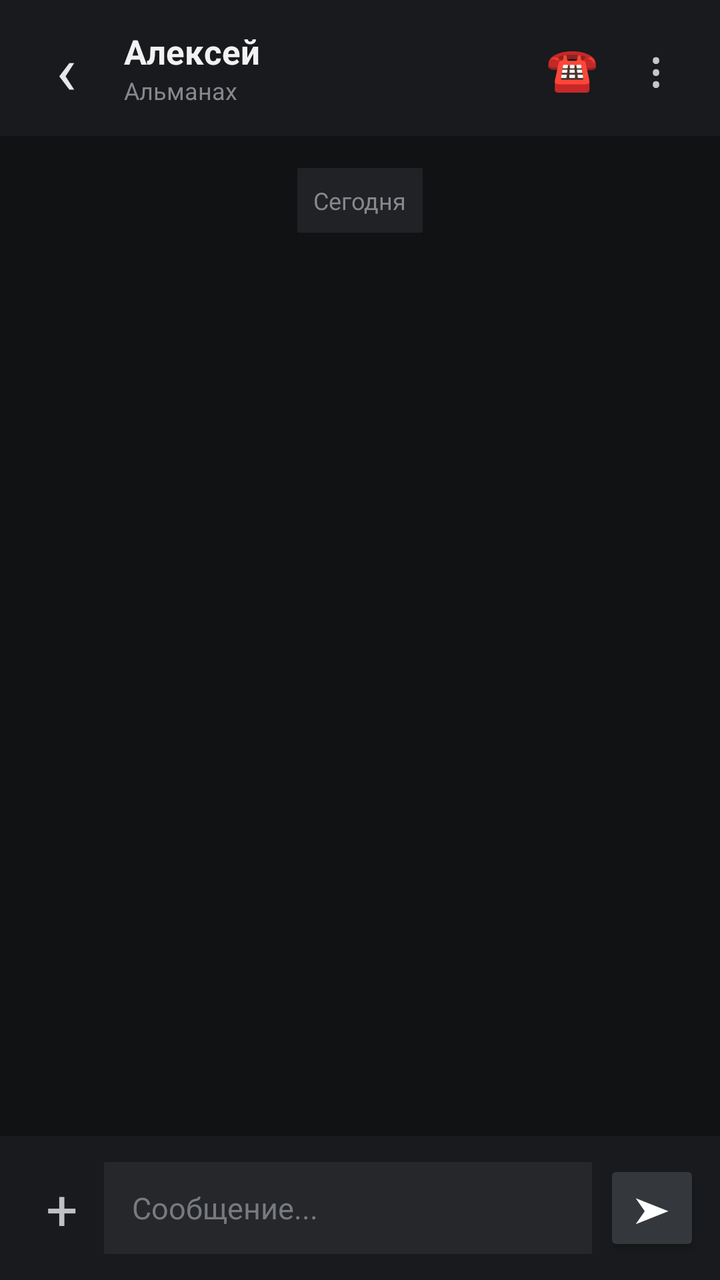
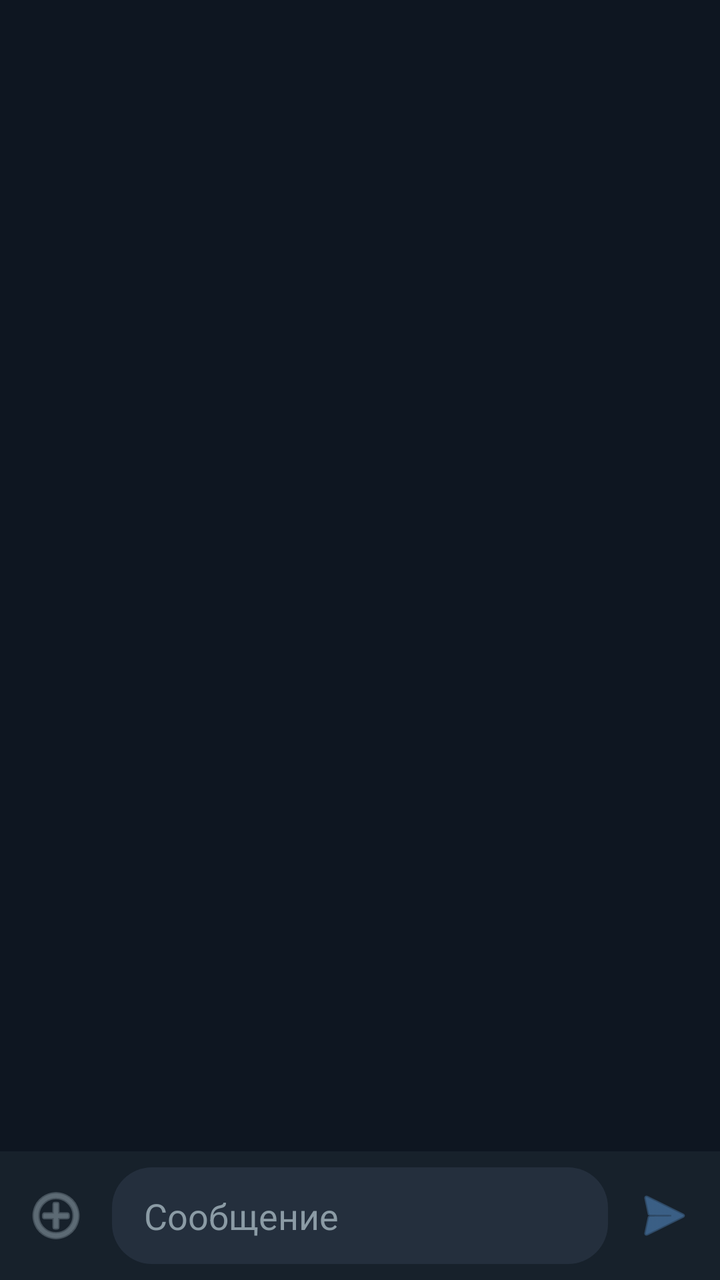

An Android layout rendered at two revisions. The XML below is the earlier revision; the diff shows what the commit changed to produce the second picture.
<!-- AndroidManifest.xml: application theme Theme.Almanac -->
<!-- res/layout/activity_chat.xml -->
<?xml version="1.0" encoding="utf-8"?>
<LinearLayout xmlns:android="http://schemas.android.com/apk/res/android"
    android:layout_width="match_parent"
    android:layout_height="match_parent"
    android:orientation="vertical"
    android:background="#111214">

    
    <LinearLayout
        android:layout_width="match_parent"
        android:layout_height="68dp"
        android:gravity="center_vertical"
        android:paddingStart="12dp"
        android:paddingEnd="12dp"
        android:background="#181A1D">

        <TextView
            android:id="@+id/backButton"
            android:layout_width="42dp"
            android:layout_height="match_parent"
            android:gravity="center"
            android:text="‹"
            android:textColor="#E6E7E9"
            android:textSize="34sp" />

        <LinearLayout
            android:layout_width="0dp"
            android:layout_height="wrap_content"
            android:layout_weight="1"
            android:orientation="vertical"
            android:paddingStart="8dp">

            <TextView
                android:id="@+id/contactName"
                android:layout_width="wrap_content"
                android:layout_height="wrap_content"
                android:text="Алексей"
                android:textColor="#F2F2F2"
                android:textSize="17sp"
                android:textStyle="bold" />

            <TextView
                android:layout_width="wrap_content"
                android:layout_height="wrap_content"
                android:text="Альманах"
                android:textColor="#85888C"
                android:textSize="12sp" />

        </LinearLayout>

        <TextView
            android:layout_width="44dp"
            android:layout_height="match_parent"
            android:gravity="center"
            android:text="☎"
            android:textColor="#C5C7CA"
            android:textSize="21sp" />

        <TextView
            android:layout_width="40dp"
            android:layout_height="match_parent"
            android:gravity="center"
            android:text="⋮"
            android:textColor="#C5C7CA"
            android:textSize="25sp" />

    </LinearLayout>

    
    <ScrollView
        android:id="@+id/messagesScroll"
        android:layout_width="match_parent"
        android:layout_height="0dp"
        android:layout_weight="1"
        android:fillViewport="true"
        android:clipToPadding="false">

        <LinearLayout
            android:id="@+id/messagesContainer"
            android:layout_width="match_parent"
            android:layout_height="wrap_content"
            android:orientation="vertical"
            android:padding="16dp">

            <TextView
                android:layout_width="wrap_content"
                android:layout_height="wrap_content"
                android:layout_gravity="center_horizontal"
                android:layout_marginBottom="24dp"
                android:background="#202225"
                android:padding="8dp"
                android:text="Сегодня"
                android:textColor="#85888C"
                android:textSize="12sp" />

        </LinearLayout>

    </ScrollView>

    
    <LinearLayout
        android:layout_width="match_parent"
        android:layout_height="72dp"
        android:gravity="center_vertical"
        android:paddingStart="10dp"
        android:paddingEnd="10dp"
        android:background="#181A1D">

        <TextView
            android:id="@+id/attachmentButton"
            android:layout_width="42dp"
            android:layout_height="48dp"
            android:gravity="center"
            android:text="+"
            android:textColor="#BFC1C4"
            android:textSize="28sp" />

        <EditText
            android:id="@+id/messageInput"
            android:layout_width="0dp"
            android:layout_height="46dp"
            android:layout_weight="1"
            android:background="#25272B"
            android:hint="Сообщение..."
            android:paddingStart="14dp"
            android:paddingEnd="14dp"
            android:singleLine="true"
            android:textColor="#F2F2F2"
            android:textColorHint="#777A7E"
            android:textSize="15sp" />

        <Button
            android:id="@+id/sendButton"
            android:layout_width="48dp"
            android:layout_height="48dp"
            android:layout_marginStart="6dp"
            android:backgroundTint="#34373B"
            android:text="➤"
            android:textColor="#FFFFFF"
            android:textSize="18sp"
            android:minWidth="0dp"
            android:minHeight="0dp"
            android:padding="0dp" />

    </LinearLayout>

</LinearLayout>
<!-- resources referenced by this layout -->
<resources>
  <style name="Theme.Almanac" parent="Theme.AppCompat.Light.DarkActionBar" />
</resources>

<!-- the commit's change to res/layout/activity_chat.xml (unified diff, before → after) -->
@@ -2,69 +2,8 @@
 <LinearLayout xmlns:android="http://schemas.android.com/apk/res/android"
     android:layout_width="match_parent"
     android:layout_height="match_parent"
-    android:orientation="vertical"
-    android:background="#111214">
-
-    
-    <LinearLayout
-        android:layout_width="match_parent"
-        android:layout_height="68dp"
-        android:gravity="center_vertical"
-        android:paddingStart="12dp"
-        android:paddingEnd="12dp"
-        android:background="#181A1D">
-
-        <TextView
-            android:id="@+id/backButton"
-            android:layout_width="42dp"
-            android:layout_height="match_parent"
-            android:gravity="center"
-            android:text="‹"
-            android:textColor="#E6E7E9"
-            android:textSize="34sp" />
-
-        <LinearLayout
-            android:layout_width="0dp"
-            android:layout_height="wrap_content"
-            android:layout_weight="1"
-            android:orientation="vertical"
-            android:paddingStart="8dp">
-
-            <TextView
-                android:id="@+id/contactName"
-                android:layout_width="wrap_content"
-                android:layout_height="wrap_content"
-                android:text="Алексей"
-                android:textColor="#F2F2F2"
-                android:textSize="17sp"
-                android:textStyle="bold" />
-
-            <TextView
-                android:layout_width="wrap_content"
-                android:layout_height="wrap_content"
-                android:text="Альманах"
-                android:textColor="#85888C"
-                android:textSize="12sp" />
-
-        </LinearLayout>
-
-        <TextView
-            android:layout_width="44dp"
-            android:layout_height="match_parent"
-            android:gravity="center"
-            android:text="☎"
-            android:textColor="#C5C7CA"
-            android:textSize="21sp" />
-
-        <TextView
-            android:layout_width="40dp"
-            android:layout_height="match_parent"
-            android:gravity="center"
-            android:text="⋮"
-            android:textColor="#C5C7CA"
-            android:textSize="25sp" />
-
-    </LinearLayout>
+    android:background="#0E1621"
+    android:orientation="vertical">
 
     
     <ScrollView
@@ -73,75 +12,62 @@
         android:layout_height="0dp"
         android:layout_weight="1"
         android:fillViewport="true"
-        android:clipToPadding="false">
+        android:scrollbars="none">
 
         <LinearLayout
             android:id="@+id/messagesContainer"
             android:layout_width="match_parent"
             android:layout_height="wrap_content"
             android:orientation="vertical"
-            android:padding="16dp">
-
-            <TextView
-                android:layout_width="wrap_content"
-                android:layout_height="wrap_content"
-                android:layout_gravity="center_horizontal"
-                android:layout_marginBottom="24dp"
-                android:background="#202225"
-                android:padding="8dp"
-                android:text="Сегодня"
-                android:textColor="#85888C"
-                android:textSize="12sp" />
-
-        </LinearLayout>
-
+            android:padding="8dp" />
     </ScrollView>
 
     
     <LinearLayout
         android:layout_width="match_parent"
-        android:layout_height="72dp"
-        android:gravity="center_vertical"
-        android:paddingStart="10dp"
-        android:paddingEnd="10dp"
-        android:background="#181A1D">
+        android:layout_height="wrap_content"
+        android:orientation="horizontal"
+        android:padding="8dp"
+        android:background="#17212B"
+        android:gravity="center_vertical">
 
-        <TextView
-            android:id="@+id/attachmentButton"
-            android:layout_width="42dp"
-            android:layout_height="48dp"
-            android:gravity="center"
-            android:text="+"
-            android:textColor="#BFC1C4"
-            android:textSize="28sp" />
+        
+        <ImageButton
+            android:layout_width="40dp"
+            android:layout_height="40dp"
+            android:src="@android:drawable/ic_menu_add"
+            android:background="?android:attr/selectableItemBackgroundBorderless"
+            android:tint="#8B9BA5"
+            android:contentDescription="Attach" />
 
+        
         <EditText
             android:id="@+id/messageInput"
             android:layout_width="0dp"
-            android:layout_height="46dp"
+            android:layout_height="wrap_content"
             android:layout_weight="1"
-            android:background="#25272B"
-            android:hint="Сообщение..."
-            android:paddingStart="14dp"
-            android:paddingEnd="14dp"
-            android:singleLine="true"
-            android:textColor="#F2F2F2"
-            android:textColorHint="#777A7E"
-            android:textSize="15sp" />
+            android:layout_marginStart="8dp"
+            android:layout_marginEnd="8dp"
+            android:background="@drawable/bg_input_field"
+            android:hint="Сообщение"
+            android:textColorHint="#8B9BA5"
+            android:textColor="#FFFFFF"
+            android:paddingStart="16dp"
+            android:paddingEnd="16dp"
+            android:paddingTop="12dp"
+            android:paddingBottom="12dp"
+            android:inputType="textShortMessage|textMultiLine"
+            android:maxLines="5" />
 
-        <Button
+        
+        <ImageButton
             android:id="@+id/sendButton"
-            android:layout_width="48dp"
-            android:layout_height="48dp"
-            android:layout_marginStart="6dp"
-            android:backgroundTint="#34373B"
-            android:text="➤"
-            android:textColor="#FFFFFF"
-            android:textSize="18sp"
-            android:minWidth="0dp"
-            android:minHeight="0dp"
-            android:padding="0dp" />
-
+            android:layout_width="40dp"
+            android:layout_height="40dp"
+            android:src="@android:drawable/ic_menu_send"
+            android:background="?android:attr/selectableItemBackgroundBorderless"
+            android:tint="#5288C1"
+            android:contentDescription="Send" />
     </LinearLayout>
 
 </LinearLayout>
<!-- resource entries referenced after the edit -->
@@ -1,5 +1,17 @@
 <!-- resources referenced by this layout -->
 <resources>
-  <style name="Theme.Almanac" parent="Theme.AppCompat.Light.DarkActionBar" />
+  <!-- drawable bg_input_field (drawable) -->
+  <?xml version="1.0" encoding="utf-8"?>
+  <shape xmlns:android="http://schemas.android.com/apk/res/android"
+      android:shape="rectangle">
+      <solid android:color="#242F3D" />
+      <corners android:radius="20dp" />
+  </shape>
+  <style name="Theme.Almanac" parent="Theme.AppCompat">
+          <item name="colorPrimary">#1E1E1E</item>
+          <item name="colorPrimaryDark">#121212</item>
+          <item name="colorAccent">#2B5278</item>
+          <item name="android:windowBackground">#121212</item>
+      </style>
 </resources>
 
